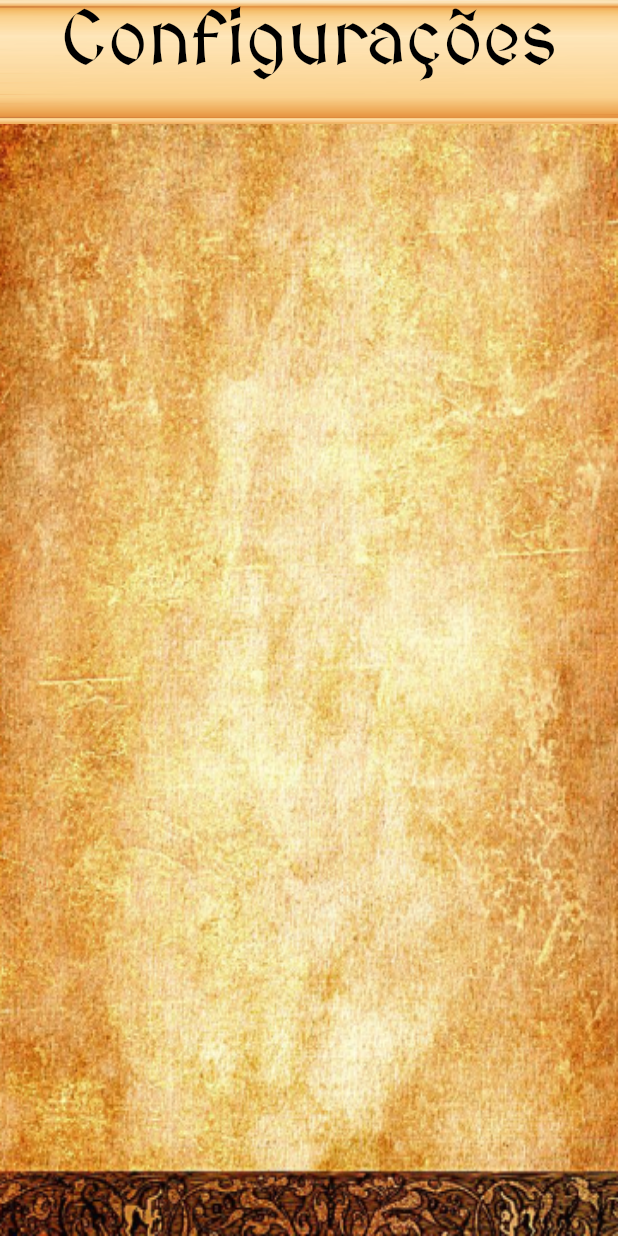
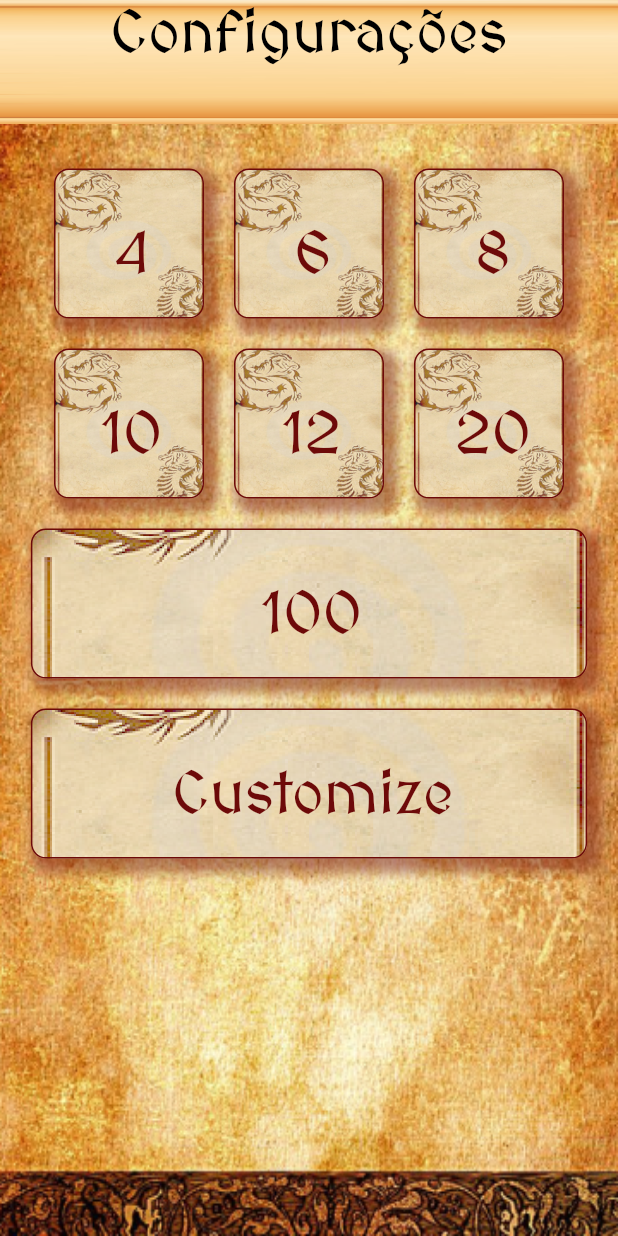
Before and after one commit to joao-vgarcia/rpgroll, a Flutter app: the screen it shows after launch, on a phone screen of 412 x 824 dp. Run offline on Flutter 3.47's test engine with Material 2 defaults, Android fonts, the phone set to English and light mode, and no system bars; our stand-ins replace flutter_mobx, get_it, mobx; generated files the repository leaves out were written again.

Commit message:
set buttons widets

```diff
--- a/lib/modules/home/home_screen.dart
+++ b/lib/modules/home/home_screen.dart
@@ -1,8 +1,12 @@
 import 'package:flutter/material.dart';
+import 'package:mobx/mobx.dart';
 import 'package:rpgroll/get_it/get_it.dart';
 import 'package:flutter_mobx/flutter_mobx.dart';
 import 'package:rpgroll/modules/home/store/home_store.dart';
+import 'package:rpgroll/modules/widgets/big_button.dart';
+import 'package:rpgroll/modules/widgets/button.dart';
 import 'package:rpgroll/modules/widgets/header_item.dart';
+import 'package:rpgroll/modules/widgets/header_text.dart';
 
 class HomeScreen extends StatefulWidget {
   HomeScreen({Key key}) : super(key: key);
@@ -16,7 +20,7 @@ class _HomeScreenState extends State<HomeScreen> {
 
   changeSize(double value) {
     if (!store.isExpanded) {
-      store.setHeight(value * 0.5);
+      store.setHeight(value * 0.4);
     } else {
       store.setHeight(value * 0.1);
     }
@@ -43,6 +47,11 @@ class _HomeScreenState extends State<HomeScreen> {
             fit: BoxFit.fill,
           ),
         ),
+        child: Observer(
+          builder: (_) => SizedBox(
+            height: store.heigth + height,
+            width: width,
+            child: SingleChildScrollView(
               child: Column(
                 children: <Widget>[
                   GestureDetector(
@@ -72,22 +81,27 @@ class _HomeScreenState extends State<HomeScreen> {
                               onTap: dummyFunction,
                             ),
                           ]),
-                    Container(
+                          AnimatedContainer(
                               child: Text(
                                 'Configurações',
-                        style: TextStyle(fontSize: 50, color: Colors.black),
+                                style: TextStyle(
+                                    fontSize: 40, color: Colors.black),
                               ),
+                              duration: Duration(milliseconds: 900),
+                              curve: Curves.easeInOutSine,
+                              height: !store.isExpanded ? 60 : 0,
                             ),
                           GestureDetector(
                             onTap: () {
                               store.isExpanded
                                   ? changeSize(height)
-                            : print('nothing');
+                                  : dummyFunction();
                             },
                             child: AnimatedContainer(
                               child: Text(
                                 'X',
-                          style: TextStyle(fontSize: 60, color: Colors.black),
+                                style: TextStyle(
+                                    fontSize: 50, color: Colors.black),
                               ),
                               duration: Duration(milliseconds: 900),
                               curve: Curves.easeInOutSine,
@@ -108,7 +122,57 @@ class _HomeScreenState extends State<HomeScreen> {
                       ),
                     ),
                   ),
+                  Observer(
+                    builder: (_) => Padding(
+                      padding:
+                          EdgeInsets.symmetric(vertical: 30, horizontal: 10),
+                      child: Wrap(
+                        spacing: 20,
+                        runSpacing: 20,
+                        alignment: WrapAlignment.center,
+                        children: [
+                          Button(
+                            text: '4',
+                            onTap: dummyFunction,
+                          ),
+                          Button(
+                            text: '6',
+                            onTap: dummyFunction,
+                          ),
+                          Button(
+                            text: '8',
+                            onTap: dummyFunction,
+                          ),
+                          Button(
+                            text: '10',
+                            onTap: dummyFunction,
+                          ),
+                          Button(
+                            text: '12',
+                            onTap: dummyFunction,
+                          ),
+                          Button(
+                            text: '20',
+                            onTap: dummyFunction,
+                          ),
+                          BigButton(
+                            onTap: dummyFunction,
+                            text: '100',
+                            width: width * 0.9,
+                          ),
+                          BigButton(
+                            onTap: dummyFunction,
+                            text: 'Customize',
+                            width: width * 0.9,
+                          ),
                         ],
+                      ),
+                    ),
+                  ),
+                ],
+              ),
+            ),
+          ),
         ),
       ),
     );
--- /dev/null
+++ b/lib/modules/widgets/big_button.dart
@@ -0,0 +1,46 @@
+import 'package:flutter/material.dart';
+import 'package:rpgroll/modules/widgets/header_text.dart';
+
+class BigButton extends StatelessWidget {
+  final Function onTap;
+  final String text;
+  final double width;
+  const BigButton(
+      {Key key, @required this.onTap, @required this.text, this.width = 100})
+      : super(key: key);
+
+  @override
+  Widget build(BuildContext context) {
+    return GestureDetector(
+      child: Container(
+        alignment: Alignment.center,
+        child: HeaderText(
+          text: this.text,
+          color: Color(0xff6D0A09),
+        ),
+        height: 100,
+        width: this.width,
+        padding: EdgeInsets.only(top: 15, left: 5),
+        decoration: BoxDecoration(
+          borderRadius: BorderRadius.circular(
+            10,
+          ),
+          border: Border.all(color: Color(0xff6D0A09)),
+          image: DecorationImage(
+              image: AssetImage('assets/images/button.png'),
+              fit: BoxFit.fitWidth,
+              colorFilter: ColorFilter.linearToSrgbGamma()),
+          boxShadow: [
+            BoxShadow(
+              color: Color(0x776D0A09),
+              spreadRadius: 4,
+              blurRadius: 6,
+              offset: Offset(5, 5),
+            ),
+          ],
+        ),
+      ),
+      onTap: this.onTap,
+    );
+  }
+}
--- /dev/null
+++ b/lib/modules/widgets/button.dart
@@ -0,0 +1,44 @@
+import 'package:flutter/material.dart';
+import 'package:rpgroll/modules/widgets/header_text.dart';
+
+class Button extends StatelessWidget {
+  final Function onTap;
+  final String text;
+  const Button({Key key, @required this.onTap, @required this.text})
+      : super(key: key);
+
+  @override
+  Widget build(BuildContext context) {
+    return GestureDetector(
+      child: Container(
+        alignment: Alignment.center,
+        child: HeaderText(
+          text: this.text,
+          color: Color(0xff6D0A09),
+        ),
+        height: 100,
+        width: 100,
+        padding: EdgeInsets.only(top: 15, left: 5),
+        decoration: BoxDecoration(
+          borderRadius: BorderRadius.circular(
+            10,
+          ),
+          border: Border.all(color: Color(0xff6D0A09)),
+          image: DecorationImage(
+              image: AssetImage('assets/images/button.png'),
+              fit: BoxFit.fill,
+              colorFilter: ColorFilter.linearToSrgbGamma()),
+          boxShadow: [
+            BoxShadow(
+              color: Color(0x776D0A09),
+              spreadRadius: 4,
+              blurRadius: 6,
+              offset: Offset(5, 5),
+            ),
+          ],
+        ),
+      ),
+      onTap: this.onTap,
+    );
+  }
+}
--- a/lib/modules/widgets/header_text.dart
+++ b/lib/modules/widgets/header_text.dart
@@ -9,7 +9,7 @@ class HeaderText extends StatelessWidget {
     Key key,
     @required this.text,
     this.color = Colors.black,
-    this.size = 50,
+    this.size = 40,
   }) : super(key: key);
 
   @override
```
Lines whose indentation alone changed are shown as unchanged.
